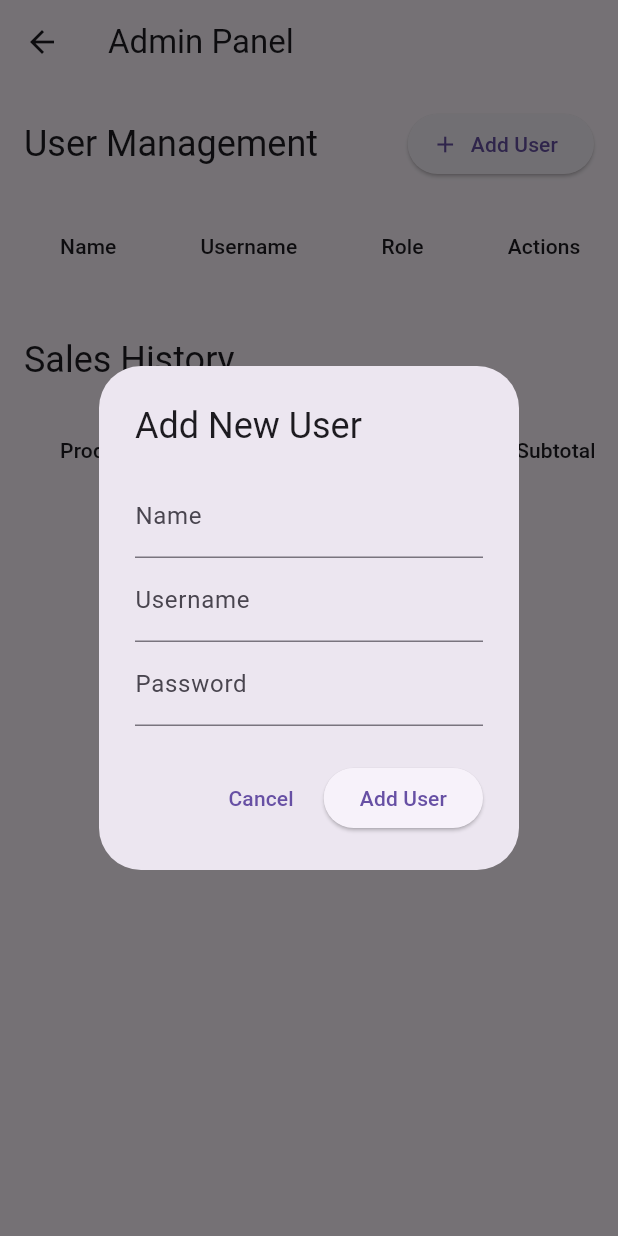
After one commit to koriebruh/PPB-UAS, a Flutter app: the AdminPanelPage screen opened by its route, after a tap on "Add User", on a phone screen of 412 x 824 dp. The commit adds this screen. Run offline on Flutter 3.47's test engine with Material 3 defaults, Android fonts, the phone set to English and light mode, and no system bars; our stand-ins replace connectivity_plus, dropdown_search, image_picker, open_file, pdf, printing and 1 more; accounts and stored records are empty; network calls fail.

Commit message:
save admin panel

```diff
--- a/lib/main.dart
+++ b/lib/main.dart
@@ -2,6 +2,7 @@ import 'dart:io';
 
 import 'package:flutter/material.dart';
 import 'package:provider/provider.dart';
+import 'package:uas_ppb/screens/admin_panel_page.dart';
 import 'package:uas_ppb/utils/product_provider.dart';
 import 'screens/login_screen.dart';
 import 'screens/dashboard_screen.dart';
@@ -53,6 +54,7 @@ class MyApp extends StatelessWidget {
         '/payment': (context) => const PaymentScreen(),
         '/history': (context) => const HistoryScreen(),
         '/adminProducts': (context) => const AdminProductScreen(),
+        '/adminPanel': (context) => AdminPanelPage(),
       },
     );
   }
--- /dev/null
+++ b/lib/screens/admin_panel_page.dart
@@ -0,0 +1,338 @@
+// admin_panel_page.dart
+import 'package:flutter/material.dart';
+import 'package:http/http.dart' as http;
+import 'dart:convert';
+import 'package:intl/intl.dart';
+
+class AdminPanelPage extends StatefulWidget {
+  @override
+  _AdminPanelPageState createState() => _AdminPanelPageState();
+}
+
+class _AdminPanelPageState extends State<AdminPanelPage> {
+  List<User> users = [];
+  List<SalesHistory> salesHistory = [];
+  final _formKey = GlobalKey<FormState>();
+
+  TextEditingController userController = TextEditingController();
+  TextEditingController usernameController = TextEditingController();
+  TextEditingController passwordController = TextEditingController();
+
+  @override
+  void initState() {
+    super.initState();
+    fetchUsers();
+    fetchSalesHistory();
+  }
+
+  Future<void> fetchUsers() async {
+    final response = await http.get(
+      Uri.parse('https://api-ppb.vercel.app/api/users'),
+      headers: {
+        'Accept': 'application/json',
+        'Content-Type': 'application/json',
+      },
+    );
+
+    if (response.statusCode == 200) {
+      List<dynamic> data = json.decode(response.body);
+      setState(() {
+        users = data.map((json) => User.fromJson(json)).toList();
+      });
+    }
+  }
+
+  Future<void> fetchSalesHistory() async {
+    final response = await http.get(
+      Uri.parse('https://api-ppb.vercel.app/api/carts/history'),
+      headers: {
+        'Accept': 'application/json',
+        'Content-Type': 'application/json',
+      },
+    );
+
+    if (response.statusCode == 200) {
+      List<dynamic> data = json.decode(response.body);
+      setState(() {
+        salesHistory = data.map((json) => SalesHistory.fromJson(json)).toList();
+      });
+    }
+  }
+
+  Future<void> deleteUser(int id) async {
+    final response = await http.delete(
+      Uri.parse('https://api-ppb.vercel.app/api/users/$id'),
+      headers: {
+        'Accept': 'application/json',
+        'Content-Type': 'application/json',
+      },
+    );
+
+    if (response.statusCode == 200) {
+      fetchUsers();
+      ScaffoldMessenger.of(context).showSnackBar(
+        SnackBar(content: Text('User deleted successfully')),
+      );
+    }
+  }
+
+  Future<void> createUser() async {
+    if (_formKey.currentState!.validate()) {
+      final response = await http.post(
+        Uri.parse('https://api-ppb.vercel.app/api/users'),
+        headers: {
+          'Accept': 'application/json',
+          'Content-Type': 'application/json',
+        },
+        body: json.encode({
+          'user': userController.text,
+          'username': usernameController.text,
+          'password': passwordController.text,
+          'role': 'consumer',
+        }),
+      );
+
+      if (response.statusCode == 200) {
+        fetchUsers();
+        Navigator.pop(context);
+        ScaffoldMessenger.of(context).showSnackBar(
+          SnackBar(content: Text('User created successfully')),
+        );
+      }
+    }
+  }
+
+  Future<void> updateUser(User user) async {
+    final response = await http.put(
+      Uri.parse('https://api-ppb.vercel.app/api/users/${user.id}'),
+      headers: {
+        'Accept': 'application/json',
+        'Content-Type': 'application/json',
+      },
+      body: json.encode({
+        'user': user.user,
+        'username': user.username,
+        'password': user.password,
+        'role': 'consumer',
+      }),
+    );
+
+    if (response.statusCode == 200) {
+      fetchUsers();
+      ScaffoldMessenger.of(context).showSnackBar(
+        SnackBar(content: Text('User updated successfully')),
+      );
+    }
+  }
+
+  void showAddUserDialog() {
+    showDialog(
+      context: context,
+      builder: (context) => AlertDialog(
+        title: Text('Add New User'),
+        content: Form(
+          key: _formKey,
+          child: Column(
+            mainAxisSize: MainAxisSize.min,
+            children: [
+              TextFormField(
+                controller: userController,
+                decoration: InputDecoration(labelText: 'Name'),
+                validator: (value) {
+                  if (value == null || value.isEmpty) {
+                    return 'Please enter a name';
+                  }
+                  return null;
+                },
+              ),
+              TextFormField(
+                controller: usernameController,
+                decoration: InputDecoration(labelText: 'Username'),
+                validator: (value) {
+                  if (value == null || value.isEmpty) {
+                    return 'Please enter a username';
+                  }
+                  return null;
+                },
+              ),
+              TextFormField(
+                controller: passwordController,
+                decoration: InputDecoration(labelText: 'Password'),
+                obscureText: true,
+                validator: (value) {
+                  if (value == null || value.isEmpty) {
+                    return 'Please enter a password';
+                  }
+                  return null;
+                },
+              ),
+            ],
+          ),
+        ),
+        actions: [
+          TextButton(
+            onPressed: () => Navigator.pop(context),
+            child: Text('Cancel'),
+          ),
+          ElevatedButton(
+            onPressed: createUser,
+            child: Text('Add User'),
+          ),
+        ],
+      ),
+    );
+  }
+
+  @override
+  Widget build(BuildContext context) {
+    return Scaffold(
+      appBar: AppBar(
+        title: Text('Admin Panel'),
+      ),
+      body: SingleChildScrollView(
+        padding: EdgeInsets.all(16),
+        child: Column(
+          crossAxisAlignment: CrossAxisAlignment.start,
+          children: [
+            Row(
+              mainAxisAlignment: MainAxisAlignment.spaceBetween,
+              children: [
+                Text(
+                  'User Management',
+                  style: Theme.of(context).textTheme.headlineSmall,
+                ),
+                ElevatedButton.icon(
+                  onPressed: showAddUserDialog,
+                  icon: Icon(Icons.add),
+                  label: Text('Add User'),
+                ),
+              ],
+            ),
+            SizedBox(height: 16),
+            SingleChildScrollView(
+              scrollDirection: Axis.horizontal,
+              child: DataTable(
+                columns: [
+                  DataColumn(label: Text('Name')),
+                  DataColumn(label: Text('Username')),
+                  DataColumn(label: Text('Role')),
+                  DataColumn(label: Text('Actions')),
+                ],
+                rows: users.map((user) => DataRow(
+                  cells: [
+                    DataCell(Text(user.user)),
+                    DataCell(Text(user.username)),
+                    DataCell(Text(user.role.isEmpty ? 'consumer' : user.role)),
+                    DataCell(Row(
+                      children: [
+                        IconButton(
+                          icon: Icon(Icons.edit),
+                          onPressed: () {
+                            // Implement edit functionality
+                          },
+                        ),
+                        IconButton(
+                          icon: Icon(Icons.delete),
+                          onPressed: () => deleteUser(user.id),
+                        ),
+                      ],
+                    )),
+                  ],
+                )).toList(),
+              ),
+            ),
+            SizedBox(height: 32),
+            Text(
+              'Sales History',
+              style: Theme.of(context).textTheme.headlineSmall,
+            ),
+            SizedBox(height: 16),
+            SingleChildScrollView(
+              scrollDirection: Axis.horizontal,
+              child: DataTable(
+                columns: [
+                  DataColumn(label: Text('Product')),
+                  DataColumn(label: Text('Quantity')),
+                  DataColumn(label: Text('Price')),
+                  DataColumn(label: Text('Subtotal')),
+                  DataColumn(label: Text('Date')),
+                ],
+                rows: salesHistory.map((sale) => DataRow(
+                  cells: [
+                    DataCell(Text(sale.name)),
+                    DataCell(Text(sale.jumlah.toString())),
+                    DataCell(Text(NumberFormat.currency(
+                      locale: 'id',
+                      symbol: 'Rp ',
+                      decimalDigits: 0,
+                    ).format(sale.price))),
+                    DataCell(Text(NumberFormat.currency(
+                      locale: 'id',
+                      symbol: 'Rp ',
+                      decimalDigits: 0,
+                    ).format(sale.subtotal))),
+                    DataCell(Text(DateFormat('dd/MM/yyyy HH:mm').format(
+                      DateTime.parse(sale.buyTime),
+                    ))),
+                  ],
+                )).toList(),
+              ),
+            ),
+          ],
+        ),
+      ),
+    );
+  }
+}
+
+class User {
+  final int id;
+  final String user;
+  final String username;
+  final String password;
+  final String role;
+
+  User({
+    required this.id,
+    required this.user,
+    required this.username,
+    required this.password,
+    required this.role,
+  });
+
+  factory User.fromJson(Map<String, dynamic> json) {
+    return User(
+      id: json['id'],
+      user: json['user'],
+      username: json['username'],
+      password: json['password'],
+      role: json['role'] ?? '',
+    );
+  }
+}
+
+class SalesHistory {
+  final String name;
+  final int jumlah;
+  final double price;
+  final double subtotal;
+  final String buyTime;
+
+  SalesHistory({
+    required this.name,
+    required this.jumlah,
+    required this.price,
+    required this.subtotal,
+    required this.buyTime,
+  });
+
+  factory SalesHistory.fromJson(Map<String, dynamic> json) {
+    return SalesHistory(
+      name: json['name'],
+      jumlah: json['jumlah'],
+      price: json['price'].toDouble(),
+      subtotal: json['subtotal'].toDouble(),
+      buyTime: json['buy_time'],
+    );
+  }
+}
--- a/lib/screens/dashboard_screen.dart
+++ b/lib/screens/dashboard_screen.dart
@@ -173,12 +173,26 @@ class _DashboardScreenState extends State<DashboardScreen> {
         },
       ),
       floatingActionButton: _role == 'admin' // Show button only for admin
-          ? FloatingActionButton(
-              onPressed: () {
-                Navigator.pushNamed(context, '/adminProducts');
-              },
-              child: const Icon(Icons.add),
-            )
+          ? Column(
+        mainAxisAlignment: MainAxisAlignment.end,
+        children: [
+          FloatingActionButton(
+            onPressed: () {
+              Navigator.pushNamed(context, '/adminPanel'); // Navigasi ke adminPanel
+            },
+            child: const Icon(Icons.admin_panel_settings),
+            heroTag: "adminPanelButton",
+          ),
+          const SizedBox(height: 10), // Jarak antara tombol
+          FloatingActionButton(
+            onPressed: () {
+              Navigator.pushNamed(context, '/adminProducts'); // Navigasi ke adminProducts
+            },
+            child: const Icon(Icons.add),
+            heroTag: "adminProductsButton",
+          ),
+        ],
+      )
           : null,
       bottomNavigationBar: BottomAppBar(
         child: Row(
--- a/pubspec.yaml
+++ b/pubspec.yaml
@@ -44,6 +44,8 @@ dependencies:
   path_provider: ^2.1.2
   open_file: ^3.3.2
   image_picker: ^1.1.2
+  intl: ^0.18.0
+  flutter_speed_dial: ^4.4.0
   # The following adds the Cupertino Icons font to your application.
   # Use with the CupertinoIcons class for iOS style icons.
   cupertino_icons: ^1.0.8
```
Also changed, not shown: pubspec.lock.
